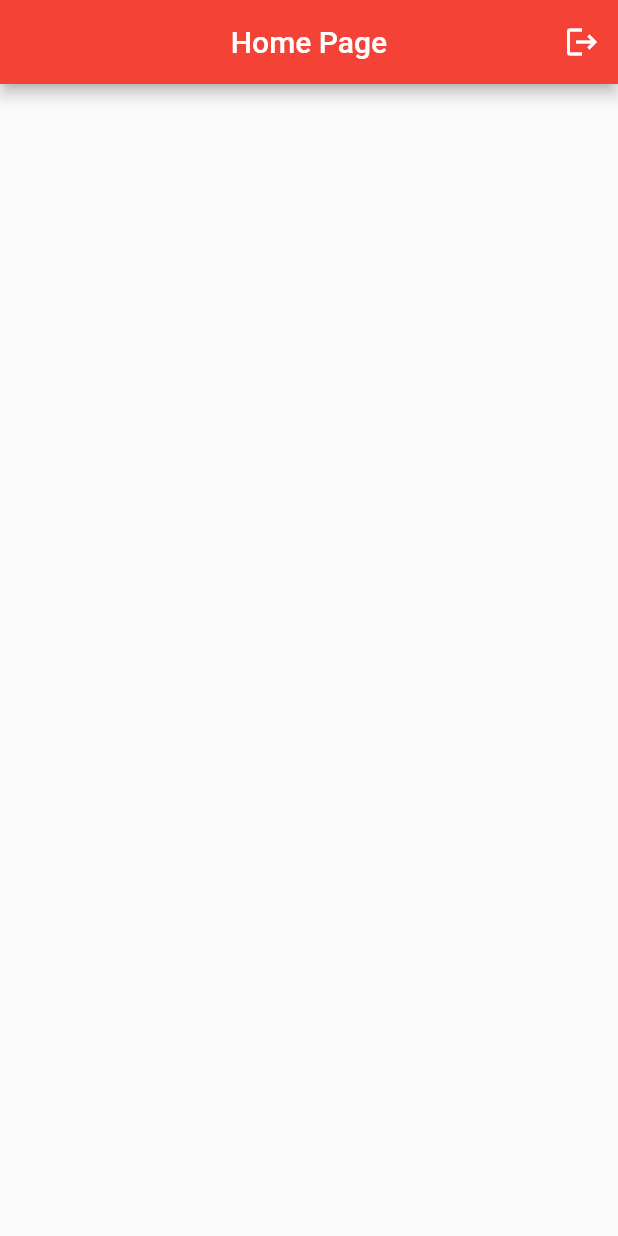
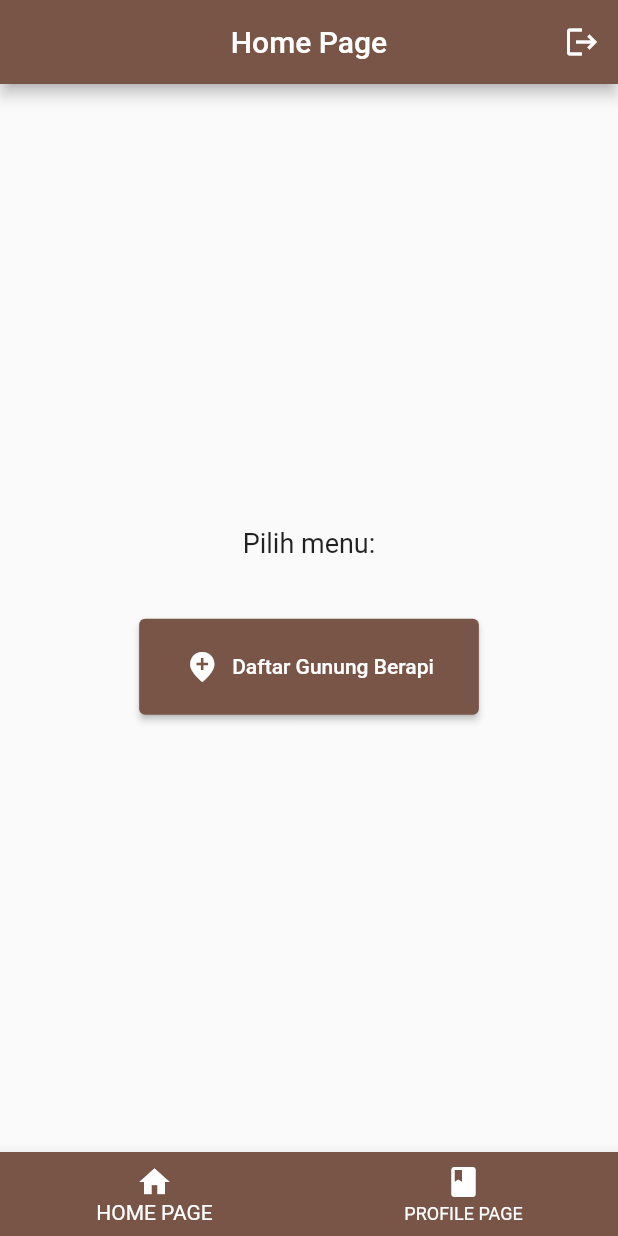
Before and after one commit to Ranggalawee/mobile_project, a Flutter app: the HomePage screen opened directly, after a tap on the "logout" icon, on a phone screen of 412 x 824 dp. Run offline on Flutter 3.47's test engine with Material 2 defaults, Android fonts, the phone set to English and light mode, and no system bars; our stand-ins replace shared_preferences; accounts and stored records are empty; network calls fail.

Commit message:
Update UI

```diff
--- a/lib/homepage.dart
+++ b/lib/homepage.dart
@@ -1,31 +1,17 @@
-import 'dart:convert';
-import 'package:finalmobile/item.dart';
+import 'package:finalmobile/profilepage.dart';
 import 'package:flutter/material.dart';
-import 'package:http/http.dart' as http;
+import 'package:finalmobile/loginpage.dart';
+import 'package:finalmobile/volcanopage.dart';
 import 'package:shared_preferences/shared_preferences.dart';
-import 'package:finalmobile/loginpage.dart';
 
 class HomePage extends StatefulWidget {
-  HomePage({Key? key}) : super(key: key);
+  const HomePage({Key? key}) : super(key: key);
 
   @override
-  State<HomePage> createState() => _HomePageState();
+  _HomePageState createState() => _HomePageState();
 }
 
 class _HomePageState extends State<HomePage> {
-  List<Volcano> volcanos = [];
-
-  Future getVolcano() async {
-    var response = await http.get(Uri.https('indonesia-public-static-api.vercel.app', 'api/volcanoes'));
-    var jsonData = jsonDecode(response.body);
-
-    for (var eachVolcano in jsonData) {
-      final volcano = Volcano(
-          nama: eachVolcano['nama'],
-          tinggi: eachVolcano['tinggi_meter']);
-      volcanos.add(volcano);
-    }
-  }
 
   late SharedPreferences prefs;
 
@@ -44,8 +30,8 @@ class _HomePageState extends State<HomePage> {
     return Scaffold(
       appBar: AppBar(
         title: const Text('Home Page'),
+        backgroundColor: Colors.brown,
         automaticallyImplyLeading: false,
-        backgroundColor: Colors.red,
         centerTitle: true,
         actions: [
           IconButton(
@@ -65,34 +51,51 @@ class _HomePageState extends State<HomePage> {
           ),
         ],
       ),
-      body: FutureBuilder(
-        future: getVolcano(),
-        builder: (context, snapshot) {
-          if (snapshot.connectionState == ConnectionState.done) {
-            return ListView.builder(
-              itemCount: volcanos.length,
-                itemBuilder: (context, index) {
-                  return Padding(
-                    padding: const EdgeInsets.all(8.0),
-                    child: Container(
-                      decoration: BoxDecoration(
-                          color: Colors.grey[200],
-                          borderRadius: BorderRadius.circular(12),
-                      ),
-                      child: ListTile(
-                        title: Text(volcanos[index].nama),
-                        subtitle: Text(volcanos[index].tinggi),
-                      ),
-                    ),
-                  );
-                },
-            );
-          }
-          else {
-            return const Center(child: CircularProgressIndicator(),
-            );
-          }
+      body: Center(
+        child: Column(
+          mainAxisAlignment: MainAxisAlignment.center,
+          children: [
+            const SizedBox(height: 20),
+            const Text('Pilih menu:', style: TextStyle(fontSize: 18)),
+            const SizedBox(height: 40),
+            Column(
+              children: [
+                ElevatedButton.icon(
+                  onPressed: () {
+                    Navigator.push(
+                        context, MaterialPageRoute(builder: (_) => VolcanoPage()));
+                  },
+                  style: ElevatedButton.styleFrom(
+                    padding: const EdgeInsets.symmetric(
+                        horizontal: 30.0, vertical: 20.0),
+                    primary: Colors.brown,
+                  ),
+                  icon: const Icon(Icons.add_location_sharp),  //icon data for elevated button
+                  label: const Text("Daftar Gunung Berapi"), //label text
+                ),
+                const SizedBox(height: 16),
+              ],
+            ),
+          ],
+        ),
+      ),
+      bottomNavigationBar: BottomNavigationBar(
+        selectedItemColor: Colors.white, // set the color of the selected icon
+        unselectedItemColor: Colors.white,// set the color of the unselected icons
+        backgroundColor: Colors.brown,
+        onTap: (value) {
+          if (value == 1) Navigator.push(context, MaterialPageRoute(builder: (context)=> const MenuDaftarAnggota())) ;
         },
+        items: const <BottomNavigationBarItem>[
+          BottomNavigationBarItem(
+            icon: Icon(Icons.home),
+            label: 'HOME PAGE',
+          ),
+          BottomNavigationBarItem(
+            icon: Icon(Icons.book),
+            label: 'PROFILE PAGE',
+          ),
+        ],
       ),
     );
   }
--- a/lib/item.dart
+++ b/lib/item.dart
@@ -1,9 +1,11 @@
 class Volcano {
   final String nama;
   final String tinggi;
+  final String geolokasi;
 
   Volcano({
     required this.nama,
     required this.tinggi,
+    required this.geolokasi,
   });
 }
--- a/lib/loginpage.dart
+++ b/lib/loginpage.dart
@@ -53,19 +53,6 @@ class _LoginPageState extends State<LoginPage> {
           mainAxisAlignment: MainAxisAlignment.center,
           crossAxisAlignment: CrossAxisAlignment.center,
           children: [
-            Container(
-              width: 300,
-              height: 300,
-              decoration: BoxDecoration(
-                  border: Border.all(
-                    width: 3,
-                  )
-              ),
-              child: Image.asset(
-                ('../assets/loginPicture.jpg'),
-              ),
-            ),
-            const SizedBox(height: 10),
             const Text('Login',
                 style: TextStyle(
                     fontWeight: FontWeight.bold,
@@ -83,7 +70,7 @@ class _LoginPageState extends State<LoginPage> {
                         width: 300,
                         child: TextFormField(
                           controller: _usernameController,
-                          cursorColor: const Color(0xffc1071e),
+                          cursorColor: const Color(0xff795548),
                           style: const TextStyle(fontSize: 15, color: Colors.black),
                           keyboardType: TextInputType.emailAddress,
                           decoration: InputDecoration(
@@ -97,14 +84,13 @@ class _LoginPageState extends State<LoginPage> {
                             enabledBorder: OutlineInputBorder(
                               borderRadius: BorderRadius.circular(5),
                               borderSide: const BorderSide(
-                                color: Colors.red,
+                                color: Colors.brown,
                                 width: 1.0,
                               ),
                             ),
                             focusedBorder: OutlineInputBorder(
                               borderRadius: BorderRadius.circular(20),
                               borderSide: const BorderSide(
-                                color: Color(0xfffff5c518),
                                 width: 2.0,
                               ),
                             ),
@@ -132,14 +118,13 @@ class _LoginPageState extends State<LoginPage> {
                             enabledBorder: OutlineInputBorder(
                               borderRadius: BorderRadius.circular(5),
                               borderSide: const BorderSide(
-                                color: Colors.red,
+                                color: Colors.brown,
                                 width: 1.0,
                               ),
                             ),
                             focusedBorder: OutlineInputBorder(
                               borderRadius: BorderRadius.circular(20),
                               borderSide: const BorderSide(
-                                color: Color(0xfffff5c518),
                                 width: 2.0,
                               ),
                             ),
@@ -190,7 +175,7 @@ class _LoginPageState extends State<LoginPage> {
                             child:
                             const Text('Login', style: TextStyle(fontSize: 15)),
                             style: ElevatedButton.styleFrom(
-                              primary: const Color(0xffc1071e),
+                              primary: const Color(0xff795548),
                             ),
                           );
                         }),
```
Also changed, not shown: lib/profilepage.dart (added, +107 -0 lines), lib/volcanopage.dart (added, +88 -0 lines), pubspec.yaml (+6 -2 lines), assets/rangga.png (added), pubspec.lock.
